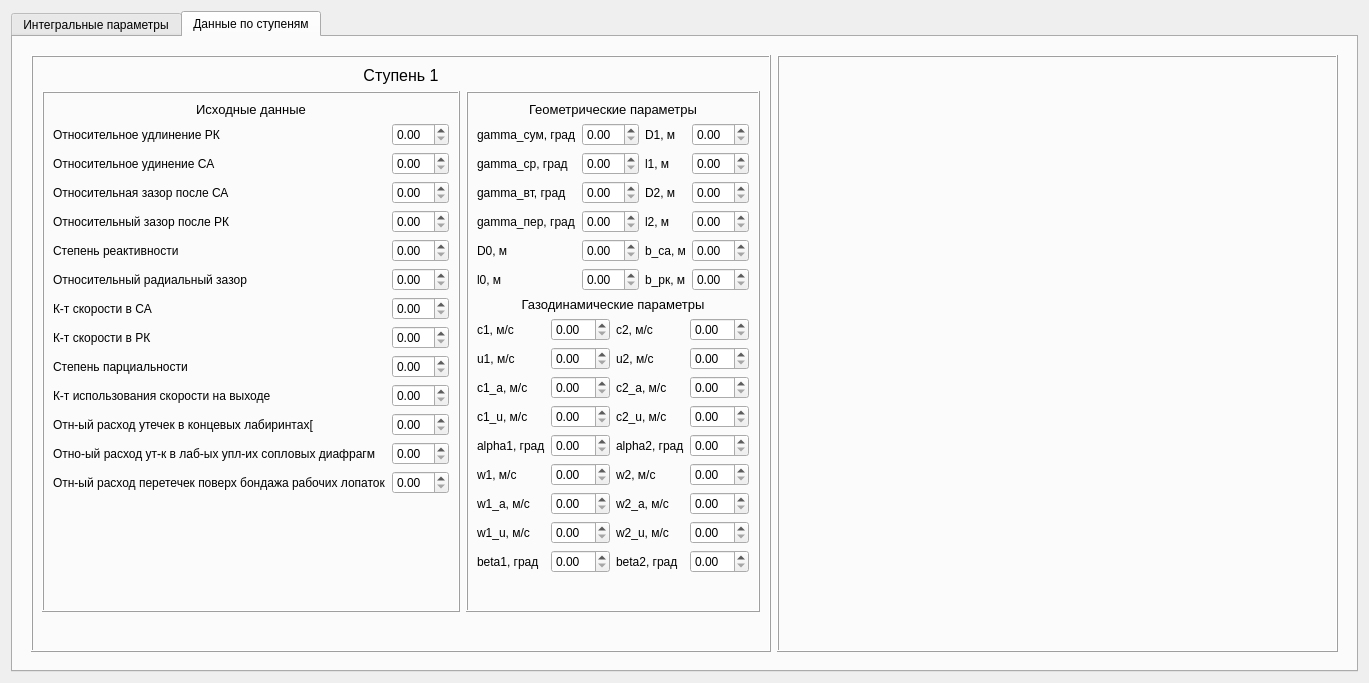
Above: gui/average_streamline/main_widget.ui from las-palmas1/turbine before the change. Below: the same form after it.
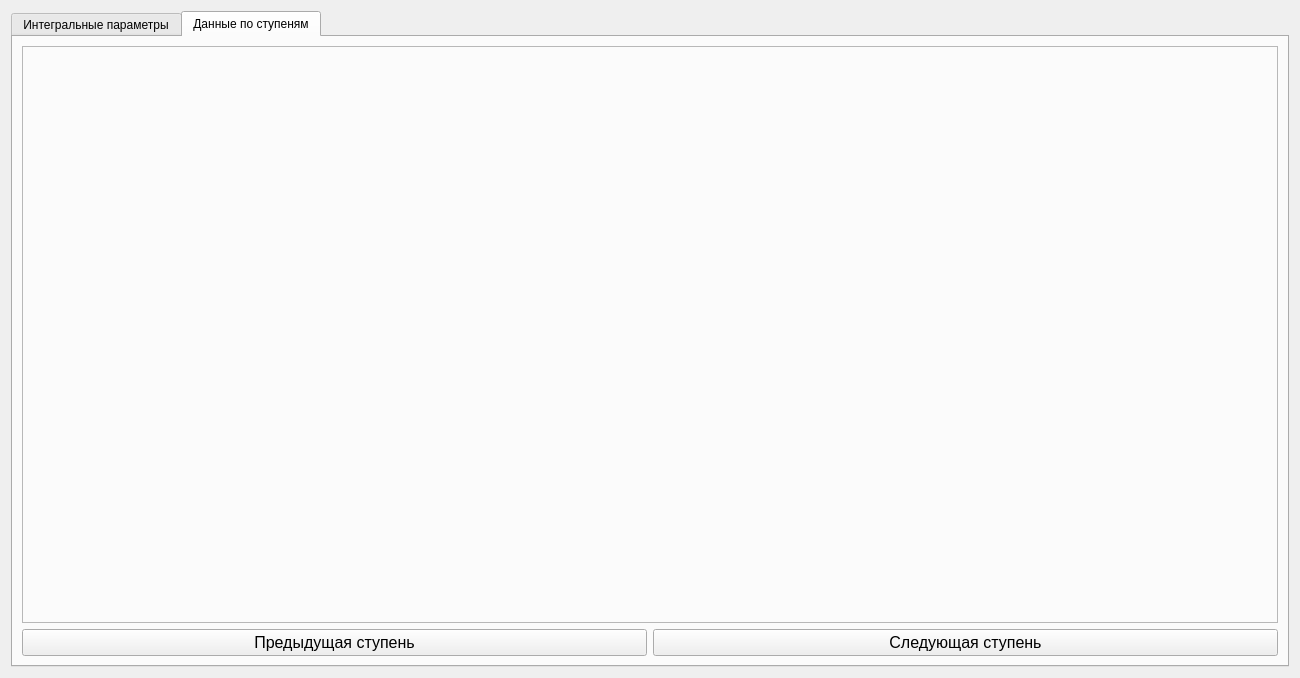
That is the form after the change. The open tabs and pages were chosen to show the change.

Commit message: Create main widget and stage data widget

```diff
--- a/gui/average_streamline/main_widget.ui
+++ b/gui/average_streamline/main_widget.ui
@@ -6,14 +6,14 @@
    <rect>
     <x>0</x>
     <y>0</y>
-    <width>1369</width>
-    <height>683</height>
+    <width>1300</width>
+    <height>678</height>
    </rect>
   </property>
   <property name="windowTitle">
    <string>Form</string>
   </property>
-  <layout class="QVBoxLayout" name="verticalLayout_4">
+  <layout class="QHBoxLayout" name="horizontalLayout_5">
    <item>
     <widget class="QTabWidget" name="tabWidget">
      <property name="tabPosition">
@@ -842,609 +842,45 @@
       <attribute name="title">
        <string>Данные по ступеням</string>
       </attribute>
-      <layout class="QHBoxLayout" name="horizontalLayout_2">
+      <layout class="QVBoxLayout" name="verticalLayout">
        <item>
         <widget class="QStackedWidget" name="stackedWidget">
          <property name="frameShape">
-          <enum>QFrame::NoFrame</enum>
+          <enum>QFrame::StyledPanel</enum>
          </property>
-         <widget class="QWidget" name="page">
-          <layout class="QHBoxLayout" name="horizontalLayout_3">
-           <item>
-            <widget class="QFrame" name="frame_3">
-             <property name="frameShape">
-              <enum>QFrame::Box</enum>
-             </property>
-             <property name="frameShadow">
-              <enum>QFrame::Raised</enum>
-             </property>
-             <layout class="QVBoxLayout" name="verticalLayout">
-              <item>
-               <widget class="QLabel" name="label_31">
-                <property name="font">
-                 <font>
-                  <pointsize>12</pointsize>
-                 </font>
-                </property>
-                <property name="text">
-                 <string>Ступень 1</string>
-                </property>
-                <property name="alignment">
-                 <set>Qt::AlignCenter</set>
-                </property>
-               </widget>
-              </item>
-              <item>
-               <layout class="QHBoxLayout" name="horizontalLayout_4">
-                <item>
-                 <widget class="QFrame" name="frame_5">
-                  <property name="frameShape">
-                   <enum>QFrame::Box</enum>
-                  </property>
-                  <property name="frameShadow">
-                   <enum>QFrame::Raised</enum>
-                  </property>
-                  <layout class="QVBoxLayout" name="verticalLayout_2">
-                   <item>
-                    <widget class="QLabel" name="label_32">
-                     <property name="font">
-                      <font>
-                       <pointsize>10</pointsize>
-                      </font>
-                     </property>
-                     <property name="text">
-                      <string>Исходные данные</string>
-                     </property>
-                     <property name="alignment">
-                      <set>Qt::AlignCenter</set>
-                     </property>
-                    </widget>
-                   </item>
-                   <item>
-                    <layout class="QGridLayout" name="gridLayout">
-                     <item row="11" column="1">
-                      <widget class="QDoubleSpinBox" name="doubleSpinBox_15"/>
-                     </item>
-                     <item row="10" column="0">
-                      <widget class="QLabel" name="label_48">
-                       <property name="text">
-                        <string>Отн-ый расход утечек в концевых лабиринтах[</string>
-                       </property>
-                      </widget>
-                     </item>
-                     <item row="0" column="0">
-                      <widget class="QLabel" name="label_35">
-                       <property name="text">
-                        <string>Относительное удлинение РК</string>
-                       </property>
-                      </widget>
-                     </item>
-                     <item row="2" column="1">
-                      <widget class="QDoubleSpinBox" name="doubleSpinBox_6"/>
-                     </item>
-                     <item row="3" column="0">
-                      <widget class="QLabel" name="label_41">
-                       <property name="text">
-                        <string>Относительный зазор после РК</string>
-                       </property>
-                      </widget>
-                     </item>
-                     <item row="2" column="0">
-                      <widget class="QLabel" name="label_40">
-                       <property name="text">
-                        <string>Относительная зазор после СА</string>
-                       </property>
-                      </widget>
-                     </item>
-                     <item row="11" column="0">
-                      <widget class="QLabel" name="label_49">
-                       <property name="text">
-                        <string>Отно-ый расход ут-к в лаб-ых упл-их сопловых диафрагм</string>
-                       </property>
-                      </widget>
-                     </item>
-                     <item row="3" column="1">
-                      <widget class="QDoubleSpinBox" name="doubleSpinBox_7"/>
-                     </item>
-                     <item row="10" column="1">
-                      <widget class="QDoubleSpinBox" name="doubleSpinBox_14"/>
-                     </item>
-                     <item row="1" column="0">
-                      <widget class="QLabel" name="label_36">
-                       <property name="text">
-                        <string>Относительное удинение СА</string>
-                       </property>
-                      </widget>
-                     </item>
-                     <item row="0" column="1">
-                      <widget class="QDoubleSpinBox" name="doubleSpinBox"/>
-                     </item>
-                     <item row="4" column="1">
-                      <widget class="QDoubleSpinBox" name="doubleSpinBox_8"/>
-                     </item>
-                     <item row="1" column="1">
-                      <widget class="QDoubleSpinBox" name="doubleSpinBox_2"/>
-                     </item>
-                     <item row="9" column="0">
-                      <widget class="QLabel" name="label_47">
-                       <property name="text">
-                        <string>К-т использования скорости на выходе</string>
-                       </property>
-                      </widget>
-                     </item>
-                     <item row="9" column="1">
-                      <widget class="QDoubleSpinBox" name="doubleSpinBox_13"/>
-                     </item>
-                     <item row="5" column="1">
-                      <widget class="QDoubleSpinBox" name="doubleSpinBox_9"/>
-                     </item>
-                     <item row="7" column="0">
-                      <widget class="QLabel" name="label_45">
-                       <property name="text">
-                        <string>К-т скорости в РК</string>
-                       </property>
-                      </widget>
-                     </item>
-                     <item row="8" column="0">
-                      <widget class="QLabel" name="label_46">
-                       <property name="text">
-                        <string>Степень парциальности</string>
-                       </property>
-                      </widget>
-                     </item>
-                     <item row="6" column="1">
-                      <widget class="QDoubleSpinBox" name="doubleSpinBox_10"/>
-                     </item>
-                     <item row="4" column="0">
-                      <widget class="QLabel" name="label_42">
-                       <property name="text">
-                        <string>Степень реактивности</string>
-                       </property>
-                      </widget>
-                     </item>
-                     <item row="7" column="1">
-                      <widget class="QDoubleSpinBox" name="doubleSpinBox_11"/>
-                     </item>
-                     <item row="5" column="0">
-                      <widget class="QLabel" name="label_43">
-                       <property name="text">
-                        <string>Относительный радиальный зазор</string>
-                       </property>
-                      </widget>
-                     </item>
-                     <item row="6" column="0">
-                      <widget class="QLabel" name="label_44">
-                       <property name="text">
-                        <string>К-т скорости в СА</string>
-                       </property>
-                      </widget>
-                     </item>
-                     <item row="8" column="1">
-                      <widget class="QDoubleSpinBox" name="doubleSpinBox_12"/>
-                     </item>
-                     <item row="12" column="0">
-                      <widget class="QLabel" name="label_50">
-                       <property name="text">
-                        <string>Отн-ый расход перетечек поверх бондажа рабочих лопаток</string>
-                       </property>
-                      </widget>
-                     </item>
-                     <item row="12" column="1">
-                      <widget class="QDoubleSpinBox" name="doubleSpinBox_16"/>
-                     </item>
-                    </layout>
-                   </item>
-                   <item>
-                    <spacer name="verticalSpacer_5">
-                     <property name="orientation">
-                      <enum>Qt::Vertical</enum>
-                     </property>
-                     <property name="sizeHint" stdset="0">
-                      <size>
-                       <width>20</width>
-                       <height>40</height>
-                      </size>
-                     </property>
-                    </spacer>
-                   </item>
-                  </layout>
-                 </widget>
-                </item>
-                <item>
-                 <widget class="QFrame" name="frame_6">
-                  <property name="frameShape">
-                   <enum>QFrame::Box</enum>
-                  </property>
-                  <property name="frameShadow">
-                   <enum>QFrame::Raised</enum>
-                  </property>
-                  <layout class="QVBoxLayout" name="verticalLayout_7">
-                   <item>
-                    <widget class="QLabel" name="label_33">
-                     <property name="font">
-                      <font>
-                       <pointsize>10</pointsize>
-                      </font>
-                     </property>
-                     <property name="text">
-                      <string>Геометрические параметры</string>
-                     </property>
-                     <property name="alignment">
-                      <set>Qt::AlignCenter</set>
-                     </property>
-                    </widget>
-                   </item>
-                   <item>
-                    <layout class="QGridLayout" name="gridLayout_5">
-                     <item row="5" column="1">
-                      <widget class="QDoubleSpinBox" name="doubleSpinBox_20"/>
-                     </item>
-                     <item row="0" column="2">
-                      <widget class="QLabel" name="label_55">
-                       <property name="text">
-                        <string>D1, м</string>
-                       </property>
-                      </widget>
-                     </item>
-                     <item row="2" column="0">
-                      <widget class="QLabel" name="label_51">
-                       <property name="text">
-                        <string>gamma_вт, град</string>
-                       </property>
-                      </widget>
-                     </item>
-                     <item row="0" column="0">
-                      <widget class="QLabel" name="label_37">
-                       <property name="text">
-                        <string>gamma_сум, град</string>
-                       </property>
-                      </widget>
-                     </item>
-                     <item row="0" column="1">
-                      <widget class="QDoubleSpinBox" name="doubleSpinBox_3"/>
-                     </item>
-                     <item row="1" column="0">
-                      <widget class="QLabel" name="label_38">
-                       <property name="text">
-                        <string>gamma_ср, град</string>
-                       </property>
-                      </widget>
-                     </item>
-                     <item row="3" column="0">
-                      <widget class="QLabel" name="label_52">
-                       <property name="text">
-                        <string>gamma_пер, град</string>
-                       </property>
-                      </widget>
-                     </item>
-                     <item row="4" column="1">
-                      <widget class="QDoubleSpinBox" name="doubleSpinBox_19"/>
-                     </item>
-                     <item row="5" column="0">
-                      <widget class="QLabel" name="label_54">
-                       <property name="text">
-                        <string>l0, м</string>
-                       </property>
-                      </widget>
-                     </item>
-                     <item row="4" column="0">
-                      <widget class="QLabel" name="label_53">
-                       <property name="text">
-                        <string>D0, м</string>
-                       </property>
-                      </widget>
-                     </item>
-                     <item row="2" column="1">
-                      <widget class="QDoubleSpinBox" name="doubleSpinBox_17"/>
-                     </item>
-                     <item row="1" column="1">
-                      <widget class="QDoubleSpinBox" name="doubleSpinBox_4"/>
-                     </item>
-                     <item row="3" column="1">
-                      <widget class="QDoubleSpinBox" name="doubleSpinBox_18"/>
-                     </item>
-                     <item row="0" column="3">
-                      <widget class="QDoubleSpinBox" name="doubleSpinBox_21"/>
-                     </item>
-                     <item row="1" column="2">
-                      <widget class="QLabel" name="label_56">
-                       <property name="text">
-                        <string>l1, м</string>
-                       </property>
-                      </widget>
-                     </item>
-                     <item row="1" column="3">
-                      <widget class="QDoubleSpinBox" name="doubleSpinBox_22"/>
-                     </item>
-                     <item row="2" column="2">
-                      <widget class="QLabel" name="label_57">
-                       <property name="text">
-                        <string>D2, м</string>
-                       </property>
-                      </widget>
-                     </item>
-                     <item row="2" column="3">
-                      <widget class="QDoubleSpinBox" name="doubleSpinBox_23"/>
-                     </item>
-                     <item row="3" column="2">
-                      <widget class="QLabel" name="label_58">
-                       <property name="text">
-                        <string>l2, м</string>
-                       </property>
-                      </widget>
-                     </item>
-                     <item row="3" column="3">
-                      <widget class="QDoubleSpinBox" name="doubleSpinBox_24"/>
-                     </item>
-                     <item row="4" column="2">
-                      <widget class="QLabel" name="label_59">
-                       <property name="text">
-                        <string>b_са, м</string>
-                       </property>
-                      </widget>
-                     </item>
-                     <item row="5" column="2">
-                      <widget class="QLabel" name="label_60">
-                       <property name="text">
-                        <string>b_рк, м</string>
-                       </property>
-                      </widget>
-                     </item>
-                     <item row="4" column="3">
-                      <widget class="QDoubleSpinBox" name="doubleSpinBox_25"/>
-                     </item>
-                     <item row="5" column="3">
-                      <widget class="QDoubleSpinBox" name="doubleSpinBox_26"/>
-                     </item>
-                    </layout>
-                   </item>
-                   <item>
-                    <widget class="QLabel" name="label_34">
-                     <property name="font">
-                      <font>
-                       <pointsize>10</pointsize>
-                      </font>
-                     </property>
-                     <property name="text">
-                      <string>Газодинамические параметры</string>
-                     </property>
-                     <property name="alignment">
-                      <set>Qt::AlignCenter</set>
-                     </property>
-                    </widget>
-                   </item>
-                   <item>
-                    <layout class="QGridLayout" name="gridLayout_6">
-                     <item row="6" column="0">
-                      <widget class="QLabel" name="label_66">
-                       <property name="text">
-                        <string>w1_a, м/с</string>
-                       </property>
-                      </widget>
-                     </item>
-                     <item row="7" column="1">
-                      <widget class="QDoubleSpinBox" name="doubleSpinBox_33"/>
-                     </item>
-                     <item row="4" column="1">
-                      <widget class="QDoubleSpinBox" name="doubleSpinBox_30"/>
-                     </item>
-                     <item row="7" column="0">
-                      <widget class="QLabel" name="label_67">
-                       <property name="text">
-                        <string>w1_u, м/с</string>
-                       </property>
-                      </widget>
-                     </item>
-                     <item row="5" column="0">
-                      <widget class="QLabel" name="label_65">
-                       <property name="text">
-                        <string>w1, м/с</string>
-                       </property>
-                      </widget>
-                     </item>
-                     <item row="0" column="2">
-                      <widget class="QLabel" name="label_69">
-                       <property name="text">
-                        <string>c2, м/с</string>
-                       </property>
-                      </widget>
-                     </item>
-                     <item row="5" column="1">
-                      <widget class="QDoubleSpinBox" name="doubleSpinBox_31"/>
-                     </item>
-                     <item row="8" column="0">
-                      <widget class="QLabel" name="label_68">
-                       <property name="text">
-                        <string>beta1, град</string>
-                       </property>
-                      </widget>
-                     </item>
-                     <item row="1" column="0">
-                      <widget class="QLabel" name="label_61">
-                       <property name="text">
-                        <string>u1, м/с</string>
-                       </property>
-                      </widget>
-                     </item>
-                     <item row="2" column="0">
-                      <widget class="QLabel" name="label_62">
-                       <property name="text">
-                        <string>c1_a, м/с</string>
-                       </property>
-                      </widget>
-                     </item>
-                     <item row="3" column="1">
-                      <widget class="QDoubleSpinBox" name="doubleSpinBox_29"/>
-                     </item>
-                     <item row="4" column="0">
-                      <widget class="QLabel" name="label_64">
-                       <property name="text">
-                        <string>alpha1, град</string>
-                       </property>
-                      </widget>
-                     </item>
-                     <item row="1" column="1">
-                      <widget class="QDoubleSpinBox" name="doubleSpinBox_27"/>
-                     </item>
-                     <item row="2" column="1">
-                      <widget class="QDoubleSpinBox" name="doubleSpinBox_28"/>
-                     </item>
-                     <item row="8" column="1">
-                      <widget class="QDoubleSpinBox" name="doubleSpinBox_34"/>
-                     </item>
-                     <item row="3" column="0">
-                      <widget class="QLabel" name="label_63">
-                       <property name="text">
-                        <string>c1_u, м/с</string>
-                       </property>
-                      </widget>
-                     </item>
-                     <item row="6" column="1">
-                      <widget class="QDoubleSpinBox" name="doubleSpinBox_32"/>
-                     </item>
-                     <item row="0" column="1">
-                      <widget class="QDoubleSpinBox" name="doubleSpinBox_5"/>
-                     </item>
-                     <item row="0" column="0">
-                      <widget class="QLabel" name="label_39">
-                       <property name="text">
-                        <string>c1, м/с</string>
-                       </property>
-                      </widget>
-                     </item>
-                     <item row="0" column="3">
-                      <widget class="QDoubleSpinBox" name="doubleSpinBox_35"/>
-                     </item>
-                     <item row="1" column="2">
-                      <widget class="QLabel" name="label_70">
-                       <property name="text">
-                        <string>u2, м/с</string>
-                       </property>
-                      </widget>
-                     </item>
-                     <item row="1" column="3">
-                      <widget class="QDoubleSpinBox" name="doubleSpinBox_36"/>
-                     </item>
-                     <item row="2" column="2">
-                      <widget class="QLabel" name="label_71">
-                       <property name="text">
-                        <string>c2_a, м/с</string>
-                       </property>
-                      </widget>
-                     </item>
-                     <item row="2" column="3">
-                      <widget class="QDoubleSpinBox" name="doubleSpinBox_37"/>
-                     </item>
-                     <item row="3" column="2">
-                      <widget class="QLabel" name="label_72">
-                       <property name="text">
-                        <string>c2_u, м/с</string>
-                       </property>
-                      </widget>
-                     </item>
-                     <item row="3" column="3">
-                      <widget class="QDoubleSpinBox" name="doubleSpinBox_38"/>
-                     </item>
-                     <item row="4" column="2">
-                      <widget class="QLabel" name="label_73">
-                       <property name="text">
-                        <string>alpha2, град</string>
-                       </property>
-                      </widget>
-                     </item>
-                     <item row="4" column="3">
-                      <widget class="QDoubleSpinBox" name="doubleSpinBox_39"/>
-                     </item>
-                     <item row="5" column="2">
-                      <widget class="QLabel" name="label_74">
-                       <property name="text">
-                        <string>w2, м/с</string>
-                       </property>
-                      </widget>
-                     </item>
-                     <item row="5" column="3">
-                      <widget class="QDoubleSpinBox" name="doubleSpinBox_40"/>
-                     </item>
-                     <item row="6" column="2">
-                      <widget class="QLabel" name="label_75">
-                       <property name="text">
-                        <string>w2_a, м/с</string>
-                       </property>
-                      </widget>
-                     </item>
-                     <item row="7" column="2">
-                      <widget class="QLabel" name="label_77">
-                       <property name="text">
-                        <string>w2_u, м/с</string>
-                       </property>
-                      </widget>
-                     </item>
-                     <item row="7" column="3">
-                      <widget class="QDoubleSpinBox" name="doubleSpinBox_41"/>
-                     </item>
-                     <item row="6" column="3">
-                      <widget class="QDoubleSpinBox" name="doubleSpinBox_42"/>
-                     </item>
-                     <item row="8" column="2">
-                      <widget class="QLabel" name="label_76">
-                       <property name="text">
-                        <string>beta2, град</string>
-                       </property>
-                      </widget>
-                     </item>
-                     <item row="8" column="3">
-                      <widget class="QDoubleSpinBox" name="doubleSpinBox_43"/>
-                     </item>
-                    </layout>
-                   </item>
-                   <item>
-                    <spacer name="verticalSpacer_4">
-                     <property name="orientation">
-                      <enum>Qt::Vertical</enum>
-                     </property>
-                     <property name="sizeHint" stdset="0">
-                      <size>
-                       <width>20</width>
-                       <height>40</height>
-                      </size>
-                     </property>
-                    </spacer>
-                   </item>
-                  </layout>
-                 </widget>
-                </item>
-               </layout>
-              </item>
-              <item>
-               <spacer name="verticalSpacer">
-                <property name="orientation">
-                 <enum>Qt::Vertical</enum>
-                </property>
-                <property name="sizeHint" stdset="0">
-                 <size>
-                  <width>20</width>
-                  <height>40</height>
-                 </size>
-                </property>
-               </spacer>
-              </item>
-             </layout>
-            </widget>
-           </item>
-           <item>
-            <widget class="QFrame" name="frame_4">
-             <property name="frameShape">
-              <enum>QFrame::Box</enum>
-             </property>
-             <property name="frameShadow">
-              <enum>QFrame::Raised</enum>
-             </property>
-            </widget>
-           </item>
-          </layout>
-         </widget>
+         <property name="currentIndex">
+          <number>-1</number>
+         </property>
         </widget>
        </item>
+       <item>
+        <layout class="QHBoxLayout" name="horizontalLayout_3">
+         <item>
+          <widget class="QPushButton" name="prevPage_btn">
+           <property name="font">
+            <font>
+             <pointsize>12</pointsize>
+            </font>
+           </property>
+           <property name="text">
+            <string>Предыдущая ступень</string>
+           </property>
+          </widget>
+         </item>
+         <item>
+          <widget class="QPushButton" name="nextPage_btn">
+           <property name="font">
+            <font>
+             <pointsize>12</pointsize>
+            </font>
+           </property>
+           <property name="text">
+            <string>Следующая ступень</string>
+           </property>
+          </widget>
+         </item>
+        </layout>
+       </item>
       </layout>
      </widget>
     </widget>
```
Left out of the diff: 37 changed lines with no effect on the pictures. The commit also changes 5 other files.
